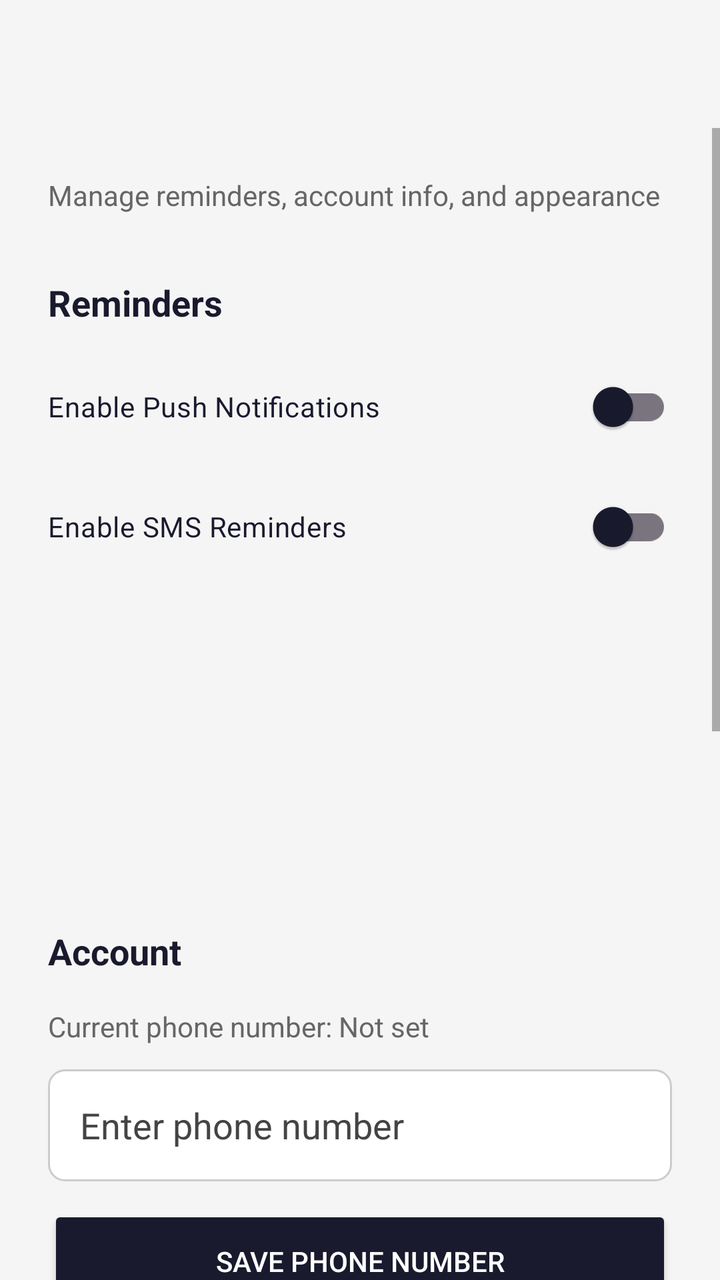
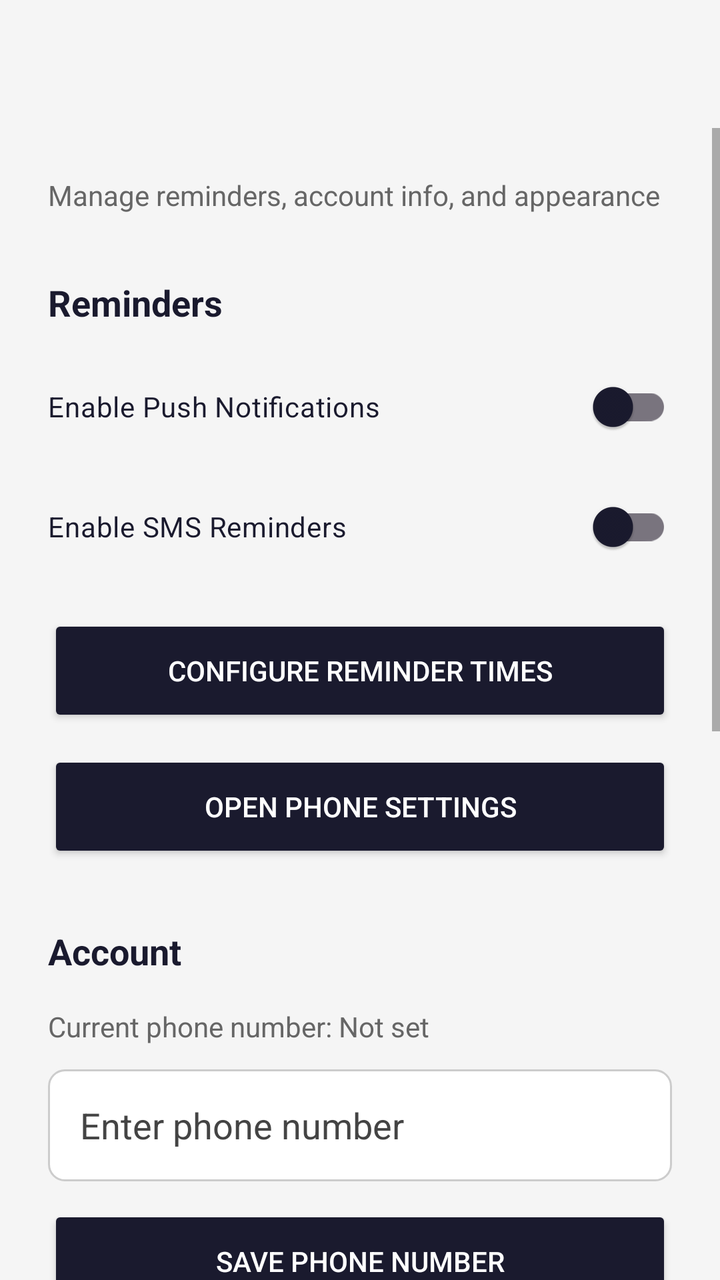

Screens rendered from an Android XML layout before and after an edit, with the pre-edit source and the edit as a unified diff.
<!-- AndroidManifest.xml: application theme Theme.MyApplication -->
<!-- res/layout/activity_settings.xml -->
<?xml version="1.0" encoding="utf-8"?>
<LinearLayout xmlns:android="http://schemas.android.com/apk/res/android"
    android:layout_width="match_parent"
    android:layout_height="match_parent"
    android:orientation="vertical"
    android:background="?attr/colorPrimary">

    <androidx.appcompat.widget.Toolbar
        android:id="@+id/toolbarSettings"
        android:layout_width="match_parent"
        android:layout_height="?attr/actionBarSize"
        android:background="?attr/colorPrimary"
        android:elevation="4dp"
        android:titleTextColor="?android:attr/textColorPrimary"  />

    <ScrollView
        android:layout_width="match_parent"
        android:layout_height="0dp"
        android:layout_weight="1"
        android:fillViewport="true">

        <LinearLayout
            android:layout_width="match_parent"
            android:layout_height="wrap_content"
            android:orientation="vertical"
            android:padding="24dp">

            <TextView
                android:layout_width="wrap_content"
                android:layout_height="wrap_content"
                android:text="Manage reminders, account info, and appearance"
                android:textSize="14sp"
                android:textColor="?android:attr/textColorSecondary"
                android:layout_marginBottom="32dp" />

            

            <TextView
                android:layout_width="match_parent"
                android:layout_height="wrap_content"
                android:text="Reminders"
                android:textSize="18sp"
                android:textStyle="bold"
                android:textColor="?android:attr/textColorPrimary"
                android:layout_marginBottom="16dp" />

            <androidx.appcompat.widget.SwitchCompat
                android:id="@+id/switchNotifications"
                android:layout_width="match_parent"
                android:layout_height="wrap_content"
                android:text="Enable Push Notifications"
                android:textColor="?android:attr/textColorPrimary"
                android:layout_marginBottom="12dp" />

            <androidx.appcompat.widget.SwitchCompat
                android:id="@+id/switchSms"
                android:layout_width="match_parent"
                android:layout_height="wrap_content"
                android:text="Enable SMS Reminders"
                android:textColor="?android:attr/textColorPrimary"
                android:layout_marginBottom="20dp" />

            <Button
                android:id="@+id/btnReminderTimes"
                style="@style/Widget.MaterialComponents.Button.OutlinedButton"
                android:layout_width="match_parent"
                android:layout_height="56dp"
                android:text="Configure Reminder Times"
                android:layout_marginBottom="12dp"/>

            <Button
                android:id="@+id/btnOpenPhoneSettings"
                style="@style/Widget.MaterialComponents.Button.OutlinedButton"
                android:layout_width="match_parent"
                android:layout_height="56dp"
                android:text="Open Phone Settings"
                android:layout_marginBottom="32dp"/>

            

            <TextView
                android:layout_width="match_parent"
                android:layout_height="wrap_content"
                android:text="Account"
                android:textSize="18sp"
                android:textStyle="bold"
                android:textColor="?android:attr/textColorPrimary"
                android:layout_marginBottom="16dp" />

            <TextView
                android:id="@+id/textCurrentPhoneNumber"
                android:layout_width="match_parent"
                android:layout_height="wrap_content"
                android:text="Current phone number: Not set"
                android:textSize="14sp"
                android:textColor="?android:attr/textColorSecondary"
                android:layout_marginBottom="12dp" />

            <EditText
                android:id="@+id/editPhoneNumber"
                android:layout_width="match_parent"
                android:layout_height="56dp"
                android:hint="Enter phone number"
                android:inputType="phone"
                android:background="@drawable/input_background"
                android:paddingStart="16dp"
                android:paddingEnd="16dp"
                android:layout_marginBottom="12dp"/>

            <Button
                android:id="@+id/btnSavePhoneNumber"
                android:layout_width="match_parent"
                android:layout_height="56dp"
                android:text="Save Phone Number"
                android:backgroundTint="?attr/colorSecondary"
                android:textColor="?attr/colorOnSecondary"
                android:layout_marginBottom="28dp"/>

            

            <TextView
                android:layout_width="match_parent"
                android:layout_height="wrap_content"
                android:text="Change Password"
                android:textSize="18sp"
                android:textStyle="bold"
                android:textColor="?android:attr/textColorPrimary"
                android:layout_marginBottom="16dp" />

            <EditText
                android:id="@+id/editCurrentPassword"
                android:layout_width="match_parent"
                android:layout_height="56dp"
                android:hint="Current Password"
                android:inputType="textPassword"
                android:background="@drawable/input_background"
                android:paddingStart="16dp"
                android:paddingEnd="16dp"
                android:layout_marginBottom="16dp"/>

            <EditText
                android:id="@+id/editNewPassword"
                android:layout_width="match_parent"
                android:layout_height="56dp"
                android:hint="New Password"
                android:inputType="textPassword"
                android:background="@drawable/input_background"
                android:paddingStart="16dp"
                android:paddingEnd="16dp"
                android:layout_marginBottom="16dp"/>

            <EditText
                android:id="@+id/editConfirmPassword"
                android:layout_width="match_parent"
                android:layout_height="56dp"
                android:hint="Confirm Password"
                android:inputType="textPassword"
                android:background="@drawable/input_background"
                android:paddingStart="16dp"
                android:paddingEnd="16dp"
                android:layout_marginBottom="12dp"/>

            <Button
                android:id="@+id/btnUpdatePassword"
                android:layout_width="match_parent"
                android:layout_height="56dp"
                android:text="Update Password"
                android:backgroundTint="?attr/colorSecondary"
                android:textColor="?attr/colorOnSecondary"
                android:layout_marginBottom="32dp"/>

            

            <TextView
                android:layout_width="match_parent"
                android:layout_height="wrap_content"
                android:text="Appearance"
                android:textSize="18sp"
                android:textStyle="bold"
                android:textColor="?android:attr/textColorPrimary"
                android:layout_marginBottom="16dp" />

            <androidx.appcompat.widget.SwitchCompat
                android:id="@+id/switchDarkMode"
                android:layout_width="match_parent"
                android:layout_height="wrap_content"
                android:text="Dark Mode"
                android:textColor="?android:attr/textColorPrimary"
                android:layout_marginBottom="24dp"/>

        </LinearLayout>

    </ScrollView>

</LinearLayout>
<!-- resources referenced by this layout -->
<resources>
  <!-- drawable input_background (drawable) -->
  <?xml version="1.0" encoding="utf-8"?>
  <shape xmlns:android="http://schemas.android.com/apk/res/android"
      android:shape="rectangle">
      <solid android:color="#FFFFFF"/>
      <stroke android:width="1dp" android:color="#CCCCCC"/>
      <corners android:radius="8dp"/>
  </shape>
  <style name="Theme.MyApplication" parent="Theme.Material3.DayNight.NoActionBar">
          <item name="colorPrimary">@color/light_background</item>
          <item name="colorPrimaryVariant">@color/light_surface</item>
          <item name="colorOnPrimary">@color/navy</item>
          <item name="colorSecondary">@color/navy</item>
          <item name="colorOnSecondary">@color/white</item>
          <item name="colorError">@color/error_red</item>
          <item name="android:textColorPrimary">@color/text_color_primary</item>
          <item name="android:textColorSecondary">#666666</item>
          <item name="android:textColorHint">#444444</item>
          <item name="android:windowLightStatusBar">true</item>
          <item name="colorAccent">@color/navy</item>
          <item name="colorSurface">@color/light_background</item>
          <item name="colorOnSurface">@color/navy</item>
      </style>
  <color name="light_background">#F5F5F5</color>
  <color name="light_surface">#FFFFFF</color>
  <color name="navy">#1A1A2E</color>
  <color name="white">#FFFFFFFF</color>
  <color name="error_red">#D32F2F</color>
</resources>

<!-- the commit's change to res/layout/activity_settings.xml (unified diff, before → after) -->
@@ -62,18 +62,20 @@
 
             <Button
                 android:id="@+id/btnReminderTimes"
-                style="@style/Widget.MaterialComponents.Button.OutlinedButton"
                 android:layout_width="match_parent"
                 android:layout_height="56dp"
                 android:text="Configure Reminder Times"
+                android:backgroundTint="?attr/colorSecondary"
+                android:textColor="?attr/colorOnSecondary"
                 android:layout_marginBottom="12dp"/>
 
             <Button
                 android:id="@+id/btnOpenPhoneSettings"
-                style="@style/Widget.MaterialComponents.Button.OutlinedButton"
                 android:layout_width="match_parent"
                 android:layout_height="56dp"
                 android:text="Open Phone Settings"
+                android:backgroundTint="?attr/colorSecondary"
+                android:textColor="?attr/colorOnSecondary"
                 android:layout_marginBottom="32dp"/>
 
             
